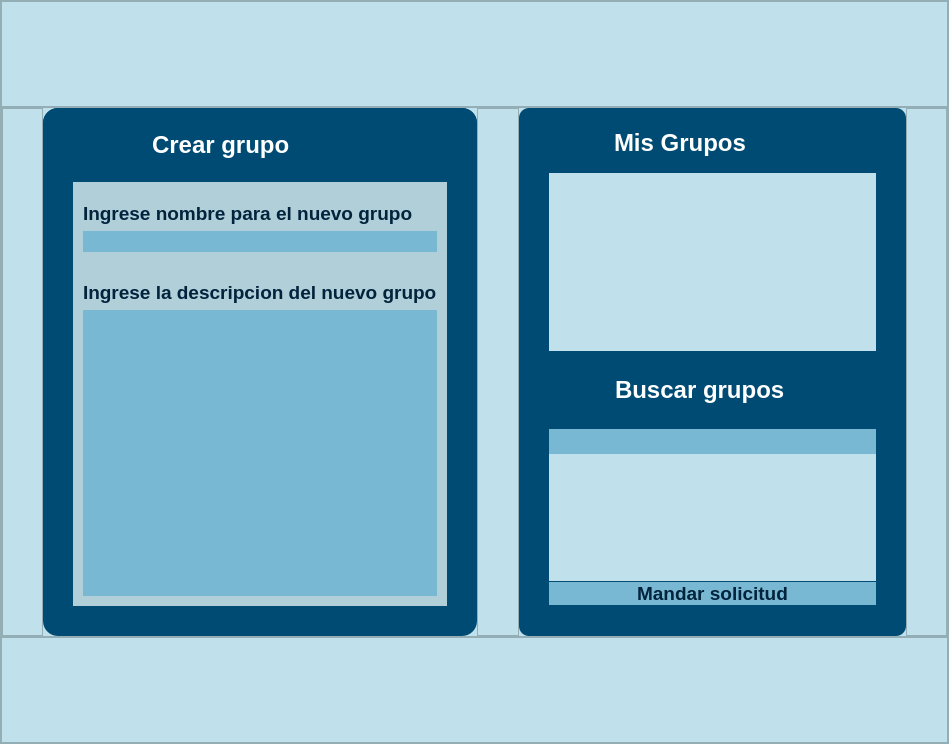
First picture: the form in src/resources/interface/Ventana_Grupos.ui, repository Yosoyepa/MyUnApp, before the edit.
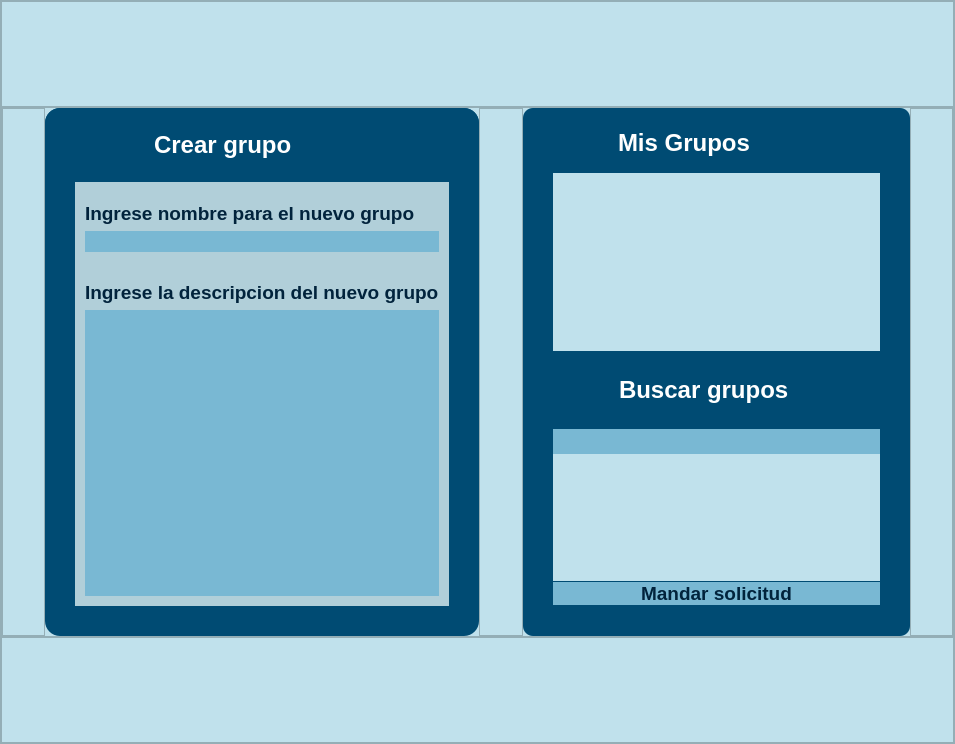
Second picture: the form after the edit. Icons and pictures are not drawn.

The edit to the form file:
```diff
--- a/src/resources/interface/Ventana_Grupos.ui
+++ b/src/resources/interface/Ventana_Grupos.ui
@@ -6,7 +6,7 @@
    <rect>
     <x>0</x>
     <y>0</y>
-    <width>949</width>
+    <width>955</width>
     <height>744</height>
    </rect>
   </property>
```
Left out of the diff: 4 changed lines with no effect on the pictures.
